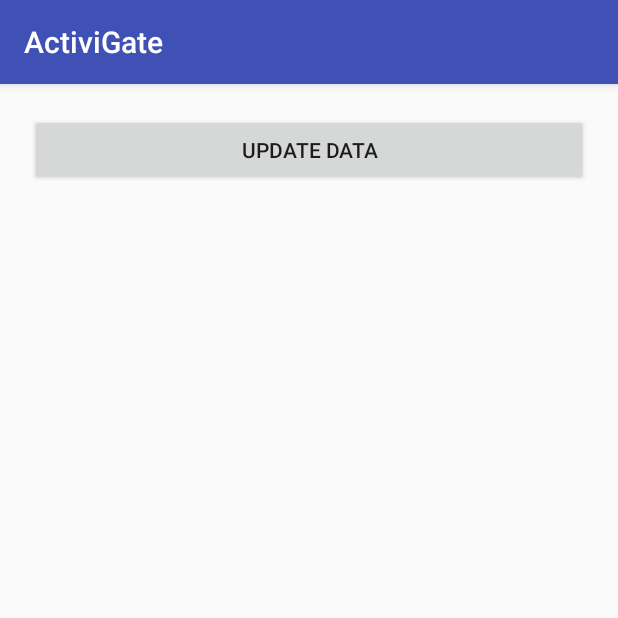
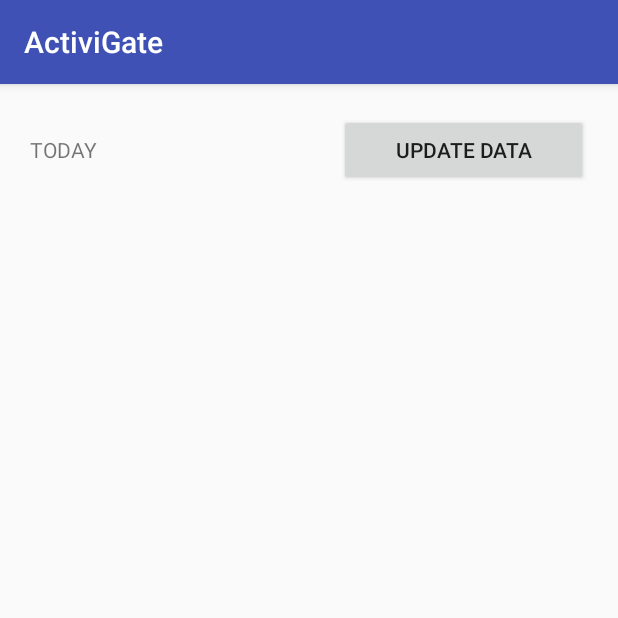
Before and after one commit to AdriaGS/Activigate2, an Android app: the FitbitActivity screen opened directly, with no data from a screen before it, on a phone screen of 412 x 824 dp, the top half of it. Run offline under Robolectric (Android 15) with nearby library versions, the phone set to English and light mode, and no system bars; libraries missing offline, so code that uses them is left out: org.json.simple.

Commit message:
Update on Fitbit Data Recollection

```diff
--- a/app/build.gradle
+++ b/app/build.gradle
@@ -37,4 +37,6 @@ dependencies {
     implementation 'com.squareup.okhttp3:okhttp:3.5.0'
     implementation 'com.squareup.retrofit2:converter-moshi:2.1.0'
     implementation 'com.squareup.okhttp3:logging-interceptor:3.5.0'
+    implementation 'com.googlecode.json-simple:json-simple:1.1'
+
 }
--- a/app/src/main/res/layout/activity_fitbit.xml
+++ b/app/src/main/res/layout/activity_fitbit.xml
@@ -11,20 +11,56 @@
         android:layout_height="match_parent"
         android:orientation="vertical">
 
+        <LinearLayout
+            android:layout_width="match_parent"
+            android:layout_height="wrap_content"
+            android:layout_weight="1"
+            android:orientation="horizontal">
+
+            <TextView
+                android:id="@+id/heartRateTV"
+                android:layout_width="match_parent"
+                android:layout_height="wrap_content"
+                android:layout_weight="1"
+                android:layout_margin="20dp"
+                android:text="TODAY"/>
             <Button
                 android:id="@+id/getHeartRate"
                 android:layout_width="match_parent"
                 android:layout_height="wrap_content"
+                android:layout_weight="1"
                 android:text="Update Data"
                 android:layout_margin="20dp"
                 android:gravity="center_horizontal|center_vertical"
                 android:onClick="updateData"/>
 
-        <TextView
-            android:id="@+id/heartRateTV"
+        </LinearLayout>
+
+
+        <LinearLayout
             android:layout_width="match_parent"
-            android:layout_height="match_parent"
-            android:layout_margin="20dp"/>
+            android:layout_height="0dp"
+            android:layout_weight="2">
+
+        </LinearLayout>
+
+        <LinearLayout
+            android:layout_width="match_parent"
+            android:layout_height="0dp"
+            android:layout_weight="2">
+
+        </LinearLayout>
+
+        <LinearLayout
+            android:layout_width="match_parent"
+            android:layout_height="0dp"
+            android:layout_weight="2">
+
+        </LinearLayout>
+
+
+
+
 
     </LinearLayout>
 
```
Also changed, not shown: app/src/main/java/fr/cnrs/ipal/activigate2/View/FitbitActivity.java (+31 -4 lines), app/src/main/res/drawable/update-icons-68179.png (added). Lines whose indentation alone changed are shown as unchanged.
